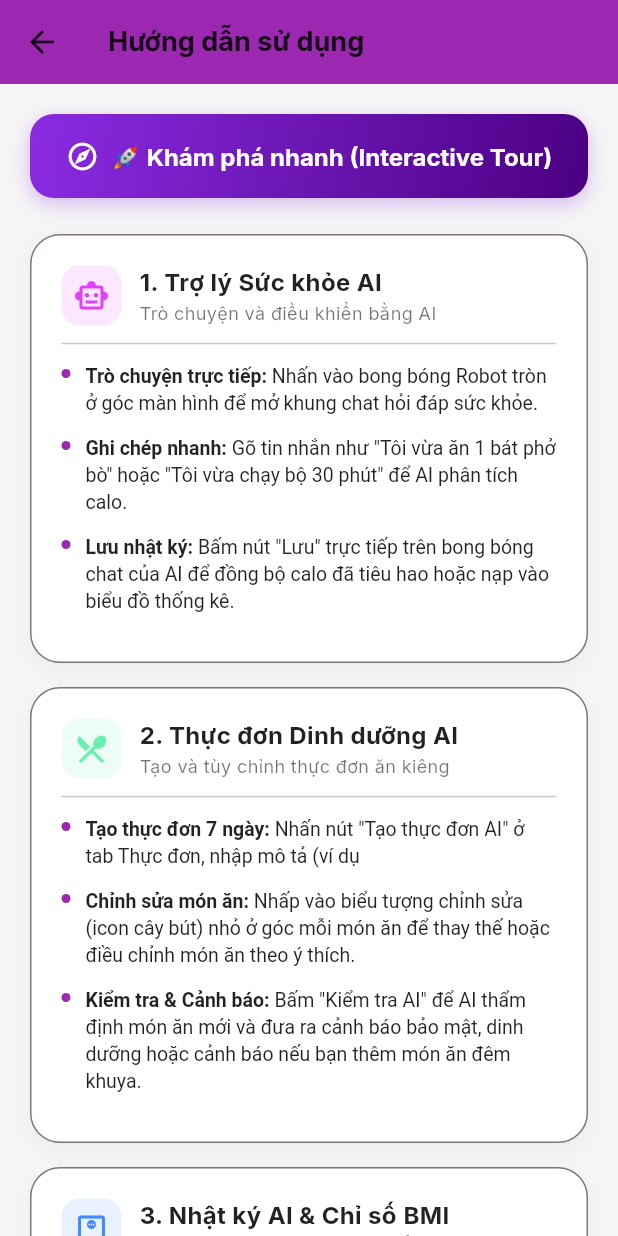
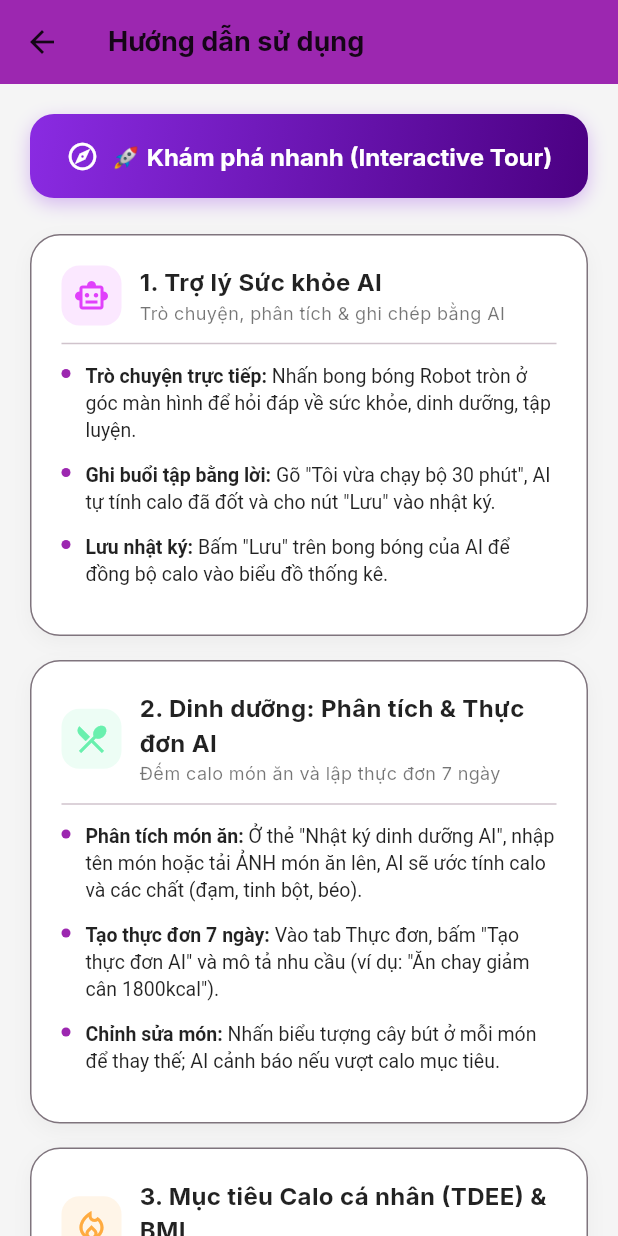
Before and after one commit to TrucNguyen1410/calories-prediction-app, a Flutter app: the UserGuideScreen screen opened directly, on a phone screen of 412 x 824 dp. Run offline on Flutter 3.47's test engine with Material 3 defaults, Android fonts, the phone set to English and light mode, and no system bars; our stand-ins replace fl_chart, flutter_riverpod, font_awesome_flutter, google_fonts, google_sign_in, image_picker and 2 more; missing offline and left inert: tutorial_coach_mark; accounts and stored records are empty; network calls fail.

Commit message:
docs(app): rewrite in-app user guide for current features + bump to v1.2.0
- fix step rendering bug (split on FIRST ': ' so descriptions with extra
  colons are no longer truncated)
- rewrite guide into 6 sections covering AI assistant, food analysis & meal
  plan, personalized TDEE & BMI, health records & ML prediction, water &
  Google Fit steps, and account/settings
- bump app version to v1.2.0 (profile screen + pubspec)

Co-Authored-By: Claude Opus 4.8 (1M context) <noreply@anthropic.com>

```diff
--- a/lib/screens/profile_screen.dart
+++ b/lib/screens/profile_screen.dart
@@ -168,7 +168,7 @@ class _ProfileScreenState extends ConsumerState<ProfileScreen> {
                         isDark: isDark,
                         theme: theme,
                         trailing: Text(
-                          "v1.0.0",
+                          "v1.2.0",
                           style: TextStyle(
                             color: isDark ? const Color(0xFF949BA4) : Colors.grey[600],
                             fontWeight: FontWeight.bold,
--- a/lib/screens/user_guide_screen.dart
+++ b/lib/screens/user_guide_screen.dart
@@ -92,11 +92,11 @@ class UserGuideScreen extends ConsumerWidget {
               icon: Icons.smart_toy_outlined,
               iconColor: Colors.purpleAccent,
               title: '1. Trợ lý Sức khỏe AI',
-              description: 'Trò chuyện và điều khiển bằng AI',
+              description: 'Trò chuyện, phân tích & ghi chép bằng AI',
               steps: [
-                'Trò chuyện trực tiếp: Nhấn vào bong bóng Robot tròn ở góc màn hình để mở khung chat hỏi đáp sức khỏe.',
-                'Ghi chép nhanh: Gõ tin nhắn như "Tôi vừa ăn 1 bát phở bò" hoặc "Tôi vừa chạy bộ 30 phút" để AI phân tích calo.',
-                'Lưu nhật ký: Bấm nút "Lưu" trực tiếp trên bong bóng chat của AI để đồng bộ calo đã tiêu hao hoặc nạp vào biểu đồ thống kê.',
+                'Trò chuyện trực tiếp: Nhấn bong bóng Robot tròn ở góc màn hình để hỏi đáp về sức khỏe, dinh dưỡng, tập luyện.',
+                'Ghi buổi tập bằng lời: Gõ "Tôi vừa chạy bộ 30 phút", AI tự tính calo đã đốt và cho nút "Lưu" vào nhật ký.',
+                'Lưu nhật ký: Bấm "Lưu" trên bong bóng của AI để đồng bộ calo vào biểu đồ thống kê.',
               ],
             ),
             const SizedBox(height: 16),
@@ -108,12 +108,29 @@ class UserGuideScreen extends ConsumerWidget {
               subtitleColor: subtitleColor,
               icon: Icons.restaurant_menu_outlined,
               iconColor: Colors.greenAccent,
-              title: '2. Thực đơn Dinh dưỡng AI',
-              description: 'Tạo và tùy chỉnh thực đơn ăn kiêng',
+              title: '2. Dinh dưỡng: Phân tích & Thực đơn AI',
+              description: 'Đếm calo món ăn và lập thực đơn 7 ngày',
               steps: [
-                'Tạo thực đơn 7 ngày: Nhấn nút "Tạo thực đơn AI" ở tab Thực đơn, nhập mô tả (ví dụ: "Ăn chay giảm cân 1800kcal") để nhận kế hoạch chi tiết từ AI.',
-                'Chỉnh sửa món ăn: Nhấp vào biểu tượng chỉnh sửa (icon cây bút) nhỏ ở góc mỗi món ăn để thay thế hoặc điều chỉnh món ăn theo ý thích.',
-                'Kiểm tra & Cảnh báo: Bấm "Kiểm tra AI" để AI thẩm định món ăn mới và đưa ra cảnh báo bảo mật, dinh dưỡng hoặc cảnh báo nếu bạn thêm món ăn đêm khuya.',
+                'Phân tích món ăn: Ở thẻ "Nhật ký dinh dưỡng AI", nhập tên món hoặc tải ẢNH món ăn lên, AI sẽ ước tính calo và các chất (đạm, tinh bột, béo).',
+                'Tạo thực đơn 7 ngày: Vào tab Thực đơn, bấm "Tạo thực đơn AI" và mô tả nhu cầu (ví dụ: "Ăn chay giảm cân 1800kcal").',
+                'Chỉnh sửa món: Nhấn biểu tượng cây bút ở mỗi món để thay thế; AI cảnh báo nếu vượt calo mục tiêu.',
+              ],
+            ),
+            const SizedBox(height: 16),
+
+            _buildGuideCard(
+              context: context,
+              cardColor: cardColor,
+              textColor: textColor,
+              subtitleColor: subtitleColor,
+              icon: Icons.local_fire_department_outlined,
+              iconColor: Colors.orangeAccent,
+              title: '3. Mục tiêu Calo cá nhân (TDEE) & BMI',
+              description: 'Mục tiêu calo tính riêng cho bạn',
+              steps: [
+                'Đặt mục tiêu: Vào Cá nhân → "Mục tiêu & Mức vận động" chọn Giảm/Giữ/Tăng cân và mức vận động.',
+                'Mục tiêu calo tự động: Hệ thống tính lượng calo nạp mỗi ngày (TDEE) dựa trên cân nặng, chiều cao, tuổi, giới tính và mục tiêu — thay cho con số cố định.',
+                'BMI chuẩn Châu Á: Chỉ số BMI phân loại theo mốc Việt Nam (Thiếu cân → Béo phì độ II), hiển thị trực quan trên thẻ ở Trang chủ.',
               ],
             ),
             const SizedBox(height: 16),
@@ -125,12 +142,45 @@ class UserGuideScreen extends ConsumerWidget {
               subtitleColor: subtitleColor,
               icon: Icons.monitor_weight_outlined,
               iconColor: Colors.blueAccent,
-              title: '3. Nhật ký AI & Chỉ số BMI',
-              description: 'Nhập liệu nhanh và quản lý thể trạng',
+              title: '4. Hồ sơ Sức khỏe & Dự đoán ML',
+              description: 'Theo dõi cân nặng và dự đoán calo tiêu hao',
               steps: [
-                'Gợi ý nhanh (Quick-tags): Sử dụng các thẻ gợi ý nhanh ở thẻ "Nhật ký dinh dưỡng AI" như "🥣 Ăn sáng", "🥗 Ăn trưa"... để điền nhanh nội dung món ăn.',
-                'Chỉ số BMI chuẩn Châu Á: Thể hiện thể trạng thực tế của bạn với 5 phân loại từ Gầy đến Béo phì độ 2 theo mốc Việt Nam.',
-                'Thước đo BMI (Gauge): Theo dõi vị trí cân nặng trực quan bằng dải màu gradient trên thanh thước đo ở góc phải thẻ BMI.',
+                'Ghi cân nặng: Vào Cá nhân → "Hồ sơ sức khỏe", bấm "Cập nhật cân nặng" để lưu số đo; app vẽ biểu đồ xu hướng cân nặng & BMI thật theo thời gian.',
+                'Dự đoán calo (AI/ML): Vào "Dự đoán calo tiêu hao", chọn bài tập và nhập thời gian — mô hình Học máy sẽ ước tính lượng calo đốt (các chỉ số cơ thể tự điền từ hồ sơ).',
+              ],
+            ),
+            const SizedBox(height: 16),
+
+            _buildGuideCard(
+              context: context,
+              cardColor: cardColor,
+              textColor: textColor,
+              subtitleColor: subtitleColor,
+              icon: Icons.directions_walk_outlined,
+              iconColor: Colors.teal,
+              title: '5. Nước uống & Bước chân (Google Fit)',
+              description: 'Theo dõi vận động và nước uống hằng ngày',
+              steps: [
+                'Uống nước: Trên Trang chủ, dùng thẻ "Nước uống" với nút nhanh +250ml / +500ml; mục tiêu nước tính theo cân nặng.',
+                'Đồng bộ Google Fit: Đăng nhập bằng Google (có Google Fit) — app tự động lấy SỐ BƯỚC hằng ngày và hiển thị trên thẻ "Bước chân hôm nay".',
+                'Đồng bộ lại: Nếu phiên Google hết hạn, bấm "ĐĂNG NHẬP LẠI" trên thông báo để kết nối lại.',
+              ],
+            ),
+            const SizedBox(height: 16),
+
+            _buildGuideCard(
+              context: context,
+              cardColor: cardColor,
+              textColor: textColor,
+              subtitleColor: subtitleColor,
+              icon: Icons.manage_accounts_outlined,
+              iconColor: Colors.pinkAccent,
+              title: '6. Tài khoản & Cài đặt',
+              description: 'Quản lý hồ sơ và bảo mật',
+              steps: [
+                'Sửa hồ sơ: Nhấn thẻ tên ở đầu trang Cá nhân để sửa Tên, Giới tính, Chiều cao, Cân nặng, Tuổi cùng lúc.',
+                'Bảo mật: Đổi mật khẩu trong mục "Tài khoản & Bảo mật"; nếu quên mật khẩu, dùng "Quên mật khẩu?" ở màn đăng nhập để nhận mã OTP qua email.',
+                'Giao diện & Dữ liệu: Bật/tắt Chế độ tối; có thể xóa tài khoản vĩnh viễn trong "Vùng nguy hiểm".',
               ],
             ),
           ],
@@ -205,9 +255,10 @@ class UserGuideScreen extends ConsumerWidget {
           const Divider(height: 24),
           Column(
             children: steps.map((step) {
-              final parts = step.split(': ');
-              final titleText = parts[0] + ': ';
-              final detailText = parts.length > 1 ? parts[1] : '';
+              // Tách theo dấu ':' ĐẦU TIÊN để không cắt mất phần mô tả có nhiều dấu ':'
+              final idx = step.indexOf(': ');
+              final titleText = idx >= 0 ? step.substring(0, idx + 2) : '';
+              final detailText = idx >= 0 ? step.substring(idx + 2) : step;
               return Padding(
                 padding: const EdgeInsets.only(bottom: 12.0),
                 child: Row(
--- a/pubspec.yaml
+++ b/pubspec.yaml
@@ -16,7 +16,7 @@ publish_to: 'none' # Remove this line if you wish to publish to pub.dev
 # https://developer.apple.com/library/archive/documentation/General/Reference/InfoPlistKeyReference/Articles/CoreFoundationKeys.html
 # In Windows, build-name is used as the major, minor, and patch parts
 # of the product and file versions while build-number is used as the build suffix.
-version: 1.0.0+1
+version: 1.2.0+2
 
 environment:
   sdk: ^3.9.2
```
